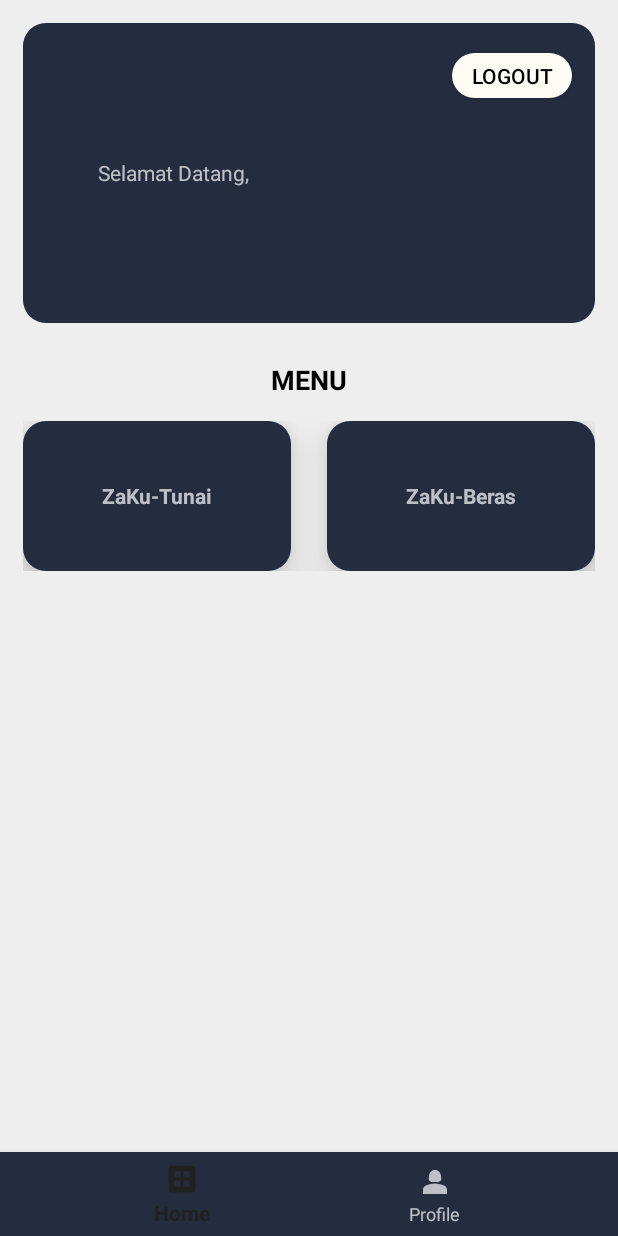
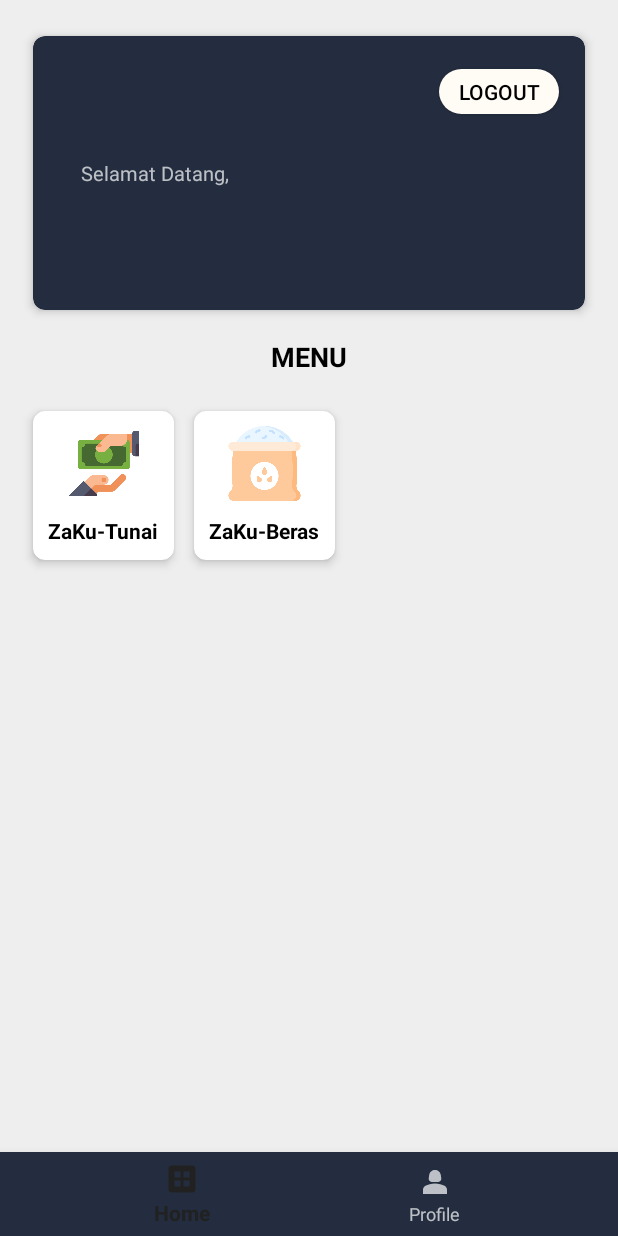
Before and after one commit to phylandros/zakatku, an Android app: the DashboardFragment screen opened directly, with no data from a screen before it, on a phone screen of 412 x 824 dp. Run offline under Robolectric (Android 15) with nearby library versions, the phone set to English and light mode, and no system bars.

Commit message:
Update Logo

```diff
--- a/app/src/main/AndroidManifest.xml
+++ b/app/src/main/AndroidManifest.xml
@@ -6,9 +6,9 @@
         android:allowBackup="true"
         android:dataExtractionRules="@xml/data_extraction_rules"
         android:fullBackupContent="@xml/backup_rules"
-        android:icon="@drawable/applogo2"
+        android:icon="@drawable/logoapp"
         android:label="ZakatKu"
-        android:roundIcon="@drawable/applogo2"
+        android:roundIcon="@drawable/logoapp"
         android:supportsRtl="true"
         android:theme="@style/Theme.Zakatku"
         tools:targetApi="31">
--- a/app/src/main/java/com/project/zakatku/DashboardFragment.java
+++ b/app/src/main/java/com/project/zakatku/DashboardFragment.java
@@ -97,10 +97,9 @@ public class DashboardFragment extends Fragment {
                 editor.remove("displayName"); // Jika Anda juga menyimpan displayName
                 editor.apply();
 
+                redirectToLogin();
 
-                Intent intent = new Intent(getActivity(), LoginActivity.class);
-                startActivity(intent);
-                getActivity().finish();
+
             }
         });
 
@@ -111,4 +110,11 @@ public class DashboardFragment extends Fragment {
 
     }
 
+    private void redirectToLogin() {
+        Intent intent = new Intent(getActivity(), LoginActivity.class);
+        intent.setFlags(Intent.FLAG_ACTIVITY_SINGLE_TOP | Intent.FLAG_ACTIVITY_CLEAR_TOP);
+        startActivity(intent);
+        getActivity().finish(); // Menutup MainActivity
+    }
+
 }
--- a/app/src/main/java/com/project/zakatku/LoginActivity.java
+++ b/app/src/main/java/com/project/zakatku/LoginActivity.java
@@ -112,6 +112,10 @@ public class LoginActivity extends AppCompatActivity {
                         startActivity(intent);
                         finish();
 
+//                        Intent intent = new Intent(LoginActivity.this, MainActivity.class);
+//                        intent.setFlags(Intent.FLAG_ACTIVITY_SINGLE_TOP | Intent.FLAG_ACTIVITY_CLEAR_TOP);
+//                        startActivity(intent);
+
 
                     } else {
                         signinPassowrd.setError("Password Salah.");
--- a/app/src/main/java/com/project/zakatku/MainActivity.java
+++ b/app/src/main/java/com/project/zakatku/MainActivity.java
@@ -9,6 +9,7 @@ import com.project.zakatku.DashboardFragment;
 
 import android.os.Bundle;
 import android.view.MenuItem;
+import android.widget.Toast;
 
 import com.google.android.material.bottomnavigation.BottomNavigationView;
 import com.google.android.material.navigation.NavigationBarView;
@@ -72,6 +73,8 @@ public class MainActivity extends AppCompatActivity {
         transaction.commit();
     }
 
+
+
     public void switchToProfile() {
         getSupportFragmentManager().beginTransaction().hide(activeFragment).show(profileFragment).commit();
         activeFragment = profileFragment;
@@ -79,7 +82,16 @@ public class MainActivity extends AppCompatActivity {
 
     @Override
     public void onBackPressed() {
-        finish();
+        Fragment currentFragment = getSupportFragmentManager().findFragmentById(R.id.fragment_container);
+
+        if (currentFragment instanceof DashboardFragment) {
+            Toast.makeText(MainActivity.this, "Tekan tombol logout untuk kembali ke login",Toast.LENGTH_SHORT).show();
+            // Jika DashboardFragment sedang ditampilkan, mencegah "back"
+            // Tampilkan dialog atau lakukan tindakan lain jika diperlukan
+        } else {
+            // Jika fragment lain sedang aktif, izinkan "back" seperti biasa
+            super.onBackPressed();
+        }
     }
 
 }
--- /dev/null
+++ b/app/src/main/res/drawable/baseline_dataset_24_wt.xml
@@ -0,0 +1,5 @@
+<vector android:height="24dp" android:tint="#FFFFFF"
+    android:viewportHeight="24" android:viewportWidth="24"
+    android:width="24dp" xmlns:android="http://schemas.android.com/apk/res/android">
+    <path android:fillColor="@android:color/white" android:pathData="M19,3H5C3.9,3 3,3.9 3,5v14c0,1.1 0.9,2 2,2h14c1.1,0 2,-0.9 2,-2V5C21,3.9 20.1,3 19,3zM11,17H7v-4h4V17zM11,11H7V7h4V11zM17,17h-4v-4h4V17zM17,11h-4V7h4V11z"/>
+</vector>
--- a/app/src/main/res/layout/activity_input_zakat.xml
+++ b/app/src/main/res/layout/activity_input_zakat.xml
@@ -1,5 +1,5 @@
 <?xml version="1.0" encoding="utf-8"?>
-<LinearLayout
+<ScrollView
     xmlns:android="http://schemas.android.com/apk/res/android"
     xmlns:app="http://schemas.android.com/apk/res-auto"
     xmlns:tools="http://schemas.android.com/tools"
@@ -16,6 +16,7 @@
         android:gravity="center"
         android:padding="30dp"
         android:orientation="vertical"
+
         >
 
         <TextView
@@ -175,4 +176,4 @@
 
     </LinearLayout>
 
-</LinearLayout>
+</ScrollView>
--- a/app/src/main/res/layout/activity_login.xml
+++ b/app/src/main/res/layout/activity_login.xml
@@ -16,12 +16,11 @@
         android:background="#8111">
 
         <TextView
-            android:layout_width="150dp"
+            android:layout_width="200dp"
             android:layout_height="150dp"
-            android:paddingBottom="20dp"
             android:gravity="center"
             android:textSize="20dp"
-            android:background="@drawable/applogo2"
+            android:background="@drawable/logoapp"
             android:textColor="#FFFFFF"/>
 
         <EditText
--- a/app/src/main/res/layout/fragment_dashboard.xml
+++ b/app/src/main/res/layout/fragment_dashboard.xml
@@ -13,12 +13,24 @@
         android:padding="15dp">
 
         <!-- TODO: Update blank fragment layout -->
+
+        <androidx.cardview.widget.CardView
+            xmlns:android="http://schemas.android.com/apk/res/android"
+            xmlns:app="http://schemas.android.com/apk/res-auto"
+            xmlns:tools="http://schemas.android.com/tools"
+            android:layout_width="match_parent"
+            android:layout_height="200dp"
+            app:cardCornerRadius="8dp"
+            app:cardElevation="4dp"
+            app:cardBackgroundColor="#232D3F"
+            app:cardUseCompatPadding="true"
+            android:orientation="vertical">
+
             <LinearLayout
                 android:layout_width="match_parent"
-            android:layout_height="200dp"
+                android:layout_height="wrap_content"
                 android:orientation="vertical"
-            android:background="@drawable/dashboardshape">
-
+                android:padding="2dp">
 
             <Button
                 android:id="@+id/logoutdash"
@@ -28,86 +40,143 @@
                 android:background="@drawable/btncolorback"
                 android:textColor="#000"
                 android:layout_gravity="end"
-                android:layout_alignParentRight="true"
                 android:layout_marginRight="15dp"
-                android:layout_marginTop="20dp"
-
-                />
+                android:layout_marginTop="20dp" />
 
             <TextView
                 android:id="@+id/hellotxt"
                 android:layout_width="wrap_content"
-                android:layout_marginTop="40dp"
-                android:layout_marginLeft="50dp"
+                android:layout_marginTop="30dp"
+                android:layout_marginLeft="30dp"
                 android:layout_height="wrap_content"
+                android:textSize="13dp"
                 android:text="Selamat Datang," />
-
 
             <TextView
                 android:id="@+id/namaPengguna"
                 android:layout_width="wrap_content"
                 android:layout_height="wrap_content"
                 android:text="Nama Pengguna"
-                android:textSize="20dp"
-                android:layout_marginLeft="50dp"
+                android:textSize="24dp"
+                android:layout_marginLeft="30dp"
                 android:layout_below="@+id/hellotxt"
                 android:layout_alignParentLeft="true" />
+        </LinearLayout>
+    </androidx.cardview.widget.CardView>
+
+
+    <LinearLayout
+            android:layout_width="match_parent"
+            android:layout_height="wrap_content"
+        >
+            <TextView
+                android:layout_width="match_parent"
+                android:layout_height="wrap_content"
+                android:text="MENU"
+                android:textColor="#000"
+                android:textStyle="bold"
+                android:layout_marginTop="10dp"
+                android:textSize="18dp"
+                android:gravity="center"
+                />
         </LinearLayout>
 
         <LinearLayout
             android:layout_width="match_parent"
             android:layout_height="wrap_content"
-            android:orientation="vertical"
-            android:gravity="center">
-            <TextView
-                android:layout_width="match_parent"
-                android:layout_height="wrap_content"
-                android:text="MENU"
-                android:layout_marginTop="25dp"
-                android:textColor="#000"
-                android:textStyle="bold"
-                android:textSize="18dp"
-                android:gravity="center" />
-        </LinearLayout>
-
-        <TableLayout
-            android:layout_width="match_parent"
-            android:layout_height="wrap_content"
-            android:shrinkColumns="*"
-            android:stretchColumns="*"
             android:layout_marginTop="15dp"
             >
 
-            <TableRow
+            <androidx.cardview.widget.CardView
+                xmlns:android="http://schemas.android.com/apk/res/android"
+                xmlns:app="http://schemas.android.com/apk/res-auto"
+                xmlns:tools="http://schemas.android.com/tools"
+                android:layout_width="wrap_content"
                 android:layout_height="wrap_content"
-                android:layout_width="fill_parent"
-                android:gravity="center_horizontal">
+                app:cardCornerRadius="8dp"
+                app:cardElevation="4dp"
+                app:cardBackgroundColor="#FFFFFF"
+                app:cardUseCompatPadding="true"
+                android:orientation="horizontal">
+
+                <LinearLayout
+                    android:layout_width="match_parent"
+                    android:layout_height="wrap_content"
+                    android:orientation="vertical">
 
                     <TextView
                         android:id="@+id/zaku_tunai"
-                    android:layout_width="100dp"
-                    android:layout_height="100dp"
+                        android:layout_width="50dp"
+                        android:layout_height="50dp"
+                        android:layout_marginTop="10dp"
+                        android:layout_marginLeft="10dp"
+                        android:layout_marginRight="10dp"
+                        android:layout_gravity="center"
+                        android:textStyle="bold"
+                        android:background="@drawable/cashpayment" />
+
+                    <TextView
+                        android:layout_width="wrap_content"
+                        android:layout_height="wrap_content"
                         android:text="ZaKu-Tunai"
-                    android:gravity="center"
+                        android:layout_marginTop="10dp"
+                        android:layout_marginBottom="10dp"
+                        android:layout_marginLeft="10dp"
+                        android:layout_marginRight="10dp"
+
                         android:textStyle="bold"
-                    android:elevation="15dp"
-                    android:background="@drawable/dashboardshape"
+                        android:layout_gravity="center"
+                        android:textColor="#000" />
+                </LinearLayout>
+            </androidx.cardview.widget.CardView>
+
+            <androidx.cardview.widget.CardView
+                xmlns:android="http://schemas.android.com/apk/res/android"
+                xmlns:app="http://schemas.android.com/apk/res-auto"
+                xmlns:tools="http://schemas.android.com/tools"
+                android:layout_width="wrap_content"
+                android:layout_height="wrap_content"
+                app:cardCornerRadius="8dp"
+                app:cardElevation="4dp"
+                app:cardBackgroundColor="#FFFFFF"
+                app:cardUseCompatPadding="true"
+                android:orientation="horizontal">
+
+                <LinearLayout
+                    android:layout_width="match_parent"
+                    android:layout_height="wrap_content"
+                    android:orientation="vertical">
+
+                    <TextView
+                        android:id="@+id/zaku_beras"
+                        android:layout_width="50dp"
+                        android:layout_height="50dp"
+                        android:layout_marginTop="10dp"
+                        android:layout_marginLeft="10dp"
+                        android:layout_marginRight="10dp"
+                        android:layout_gravity="center"
+                        android:textStyle="bold"
+                        android:background="@drawable/rice"
                         />
 
                     <TextView
-                    android:id="@+id/zaku_beras"
-                    android:layout_width="100dp"
-                    android:layout_height="100dp"
+                        android:layout_width="wrap_content"
+                        android:layout_height="wrap_content"
                         android:text="ZaKu-Beras"
+                        android:layout_marginTop="10dp"
+                        android:layout_marginBottom="10dp"
+                        android:layout_marginLeft="10dp"
+                        android:layout_marginRight="10dp"
+
                         android:textStyle="bold"
-                    android:gravity="center"
-                    android:elevation="15dp"
-                    android:background="@drawable/dashboardshape"
-                    android:layout_marginLeft="24dp"
-                    />
+                        android:layout_gravity="center"
+                        android:textColor="#000" />
+                </LinearLayout>
+            </androidx.cardview.widget.CardView>
+        </LinearLayout>
 
-            </TableRow>
-        </TableLayout>
+
+
 
     </TableLayout>
 </ScrollView>
--- a/app/src/main/res/menu/bottom_navigation_menu.xml
+++ b/app/src/main/res/menu/bottom_navigation_menu.xml
@@ -3,7 +3,7 @@
     <item
         android:id="@+id/menu_dashboard"
         android:title="Home"
-        android:icon="@drawable/baseline_dataset_24" />
+        android:icon="@drawable/baseline_dataset_24_wt" />
 
     <item
         android:id="@+id/menu_profile"
```
Also changed, not shown: app/src/main/res/drawable/cashpayment.png (added), app/src/main/res/drawable/logoapp.png (added), app/src/main/res/drawable/logoappupscale.png (added), app/src/main/res/drawable/rice.png (added), app/src/main/res/drawable/scalelow.png (added). Lines whose indentation alone changed are shown as unchanged.
